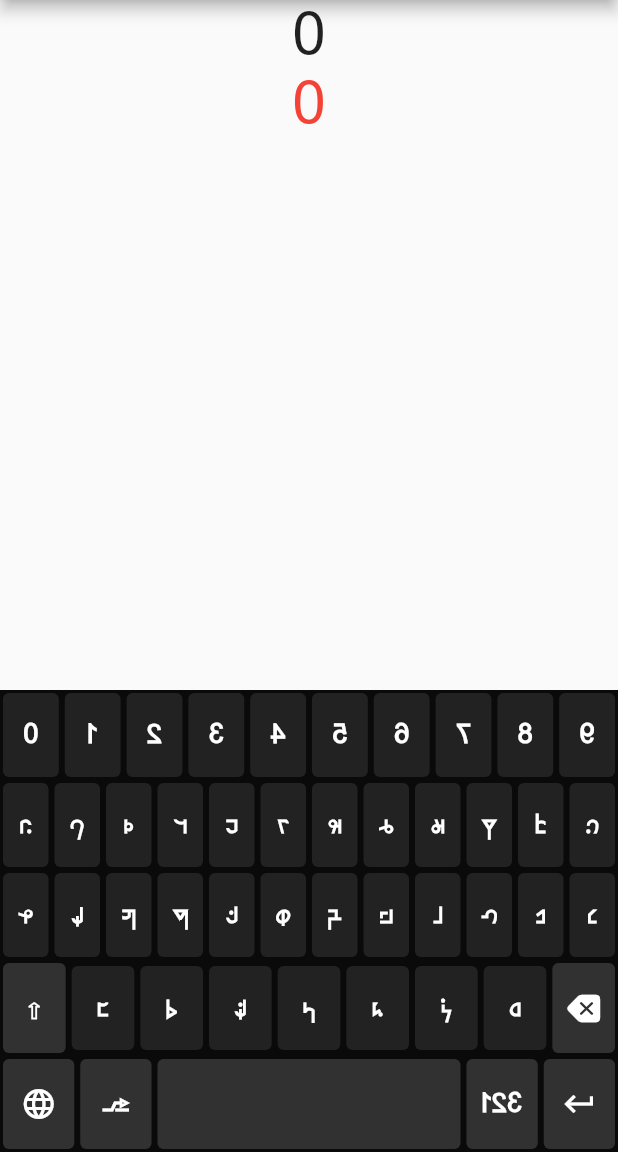
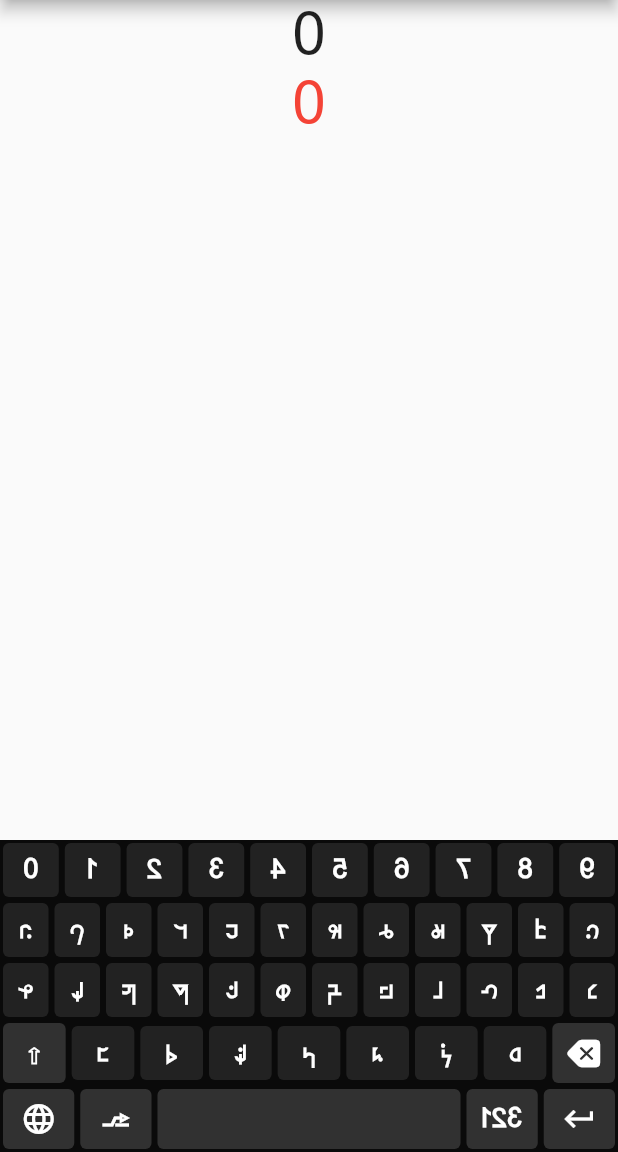
Before and after one commit to al-mohad/fulde-keyboard, a Flutter app: the screen it shows after launch, after a tap on an icon or button, on a phone screen of 412 x 824 dp, the part 84-1236 px from its top. Run offline on Flutter 3.47's test engine with Material 2 defaults, Android fonts, the phone set to English and light mode, and no system bars.

Commit message:
corrected height
- corrected height

```diff
--- a/example/lib/main.dart
+++ b/example/lib/main.dart
@@ -75,7 +75,7 @@ class _MyHomePageState extends State<MyHomePage> {
             Container(
               color: const Color(0xFF28282B),
               child: FuldeKeyboard(
-                height: 300,
+                height: 200,
                 // width: 100,
                 textColor: Colors.white,
                 textController: _controllerText,
--- a/lib/src/keyboard.dart
+++ b/lib/src/keyboard.dart
@@ -91,7 +91,7 @@ class _FuldeKeyboardState extends State<FuldeKeyboard> {
 
   void _onKeyPress(FuldeKeyboardKey key) {
     double deviceWidth = MediaQuery.of(context).size.width;
-    double keyboardHeight = 300.0;//MediaQuery.of(context).size.height;
+    double keyboardHeight = height;//_virtualKeyboardDefaultHeight; //MediaQuery.of(context).size.height;
 
     // //comment these off
     // print("key:${key.text}  key.latin:${key.latin}  key.coord:${key.coords}");
```
